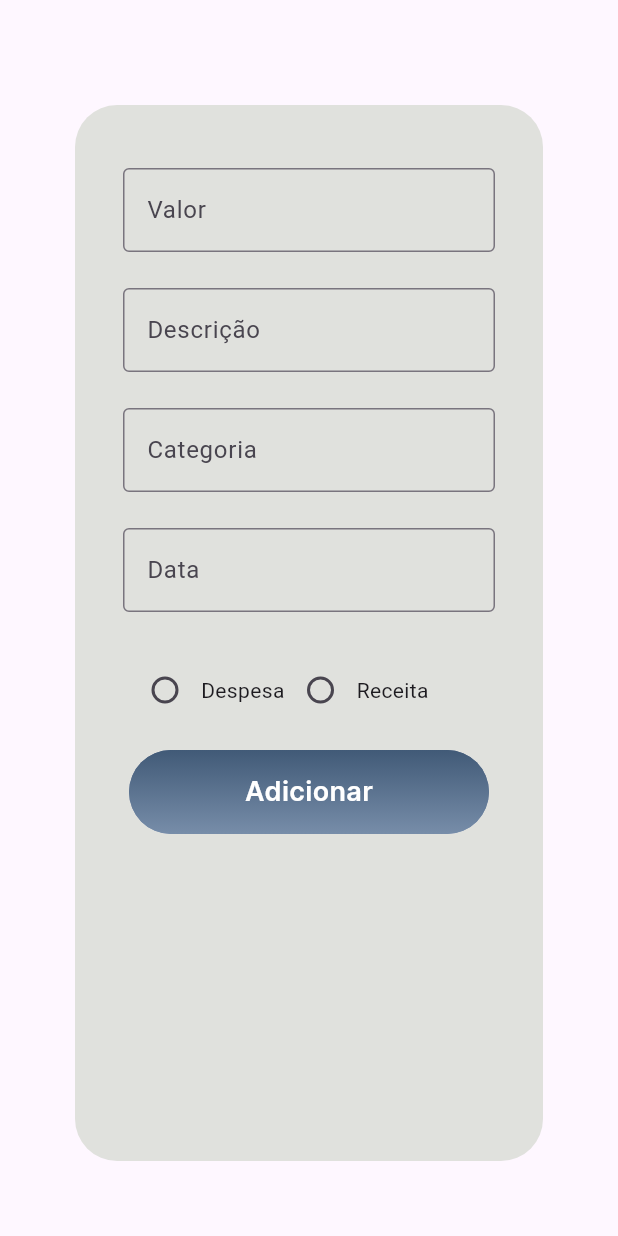
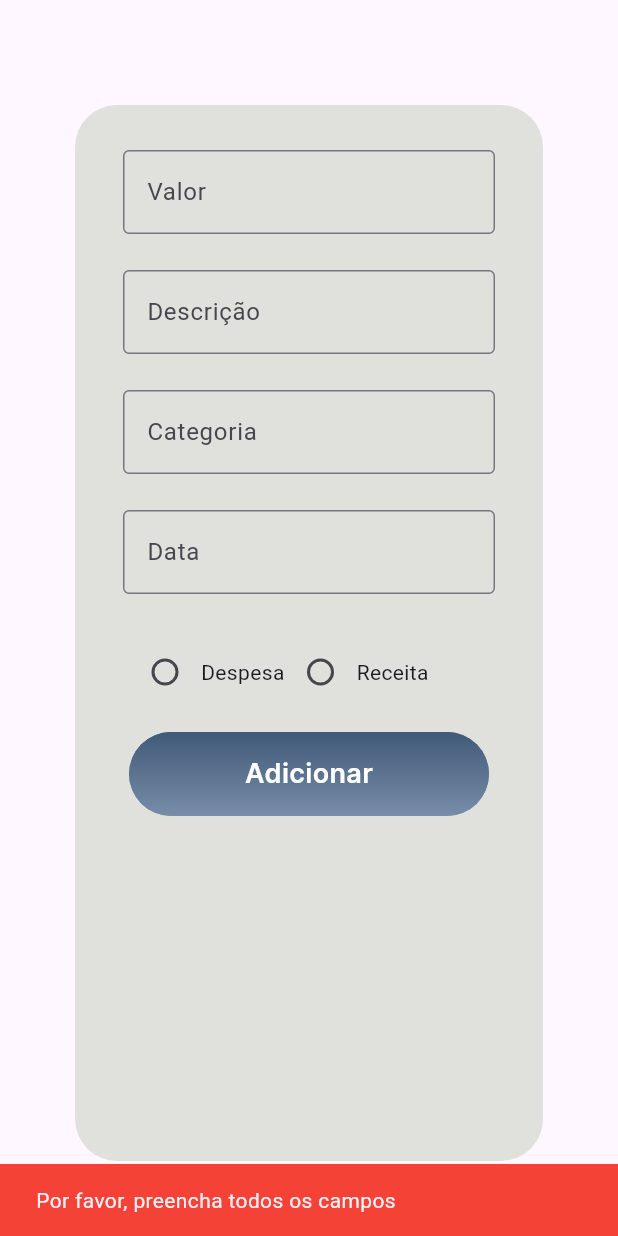
Before and after one commit to gustaf30/finance_app, a Flutter app: the NewTransactionForm widget shown alone on an empty page, opened directly, after a tap on "Adicionar", on a phone screen of 412 x 824 dp. Run offline on Flutter 3.47's test engine with Material 3 defaults, Android fonts, the phone set to English and light mode, and no system bars; missing offline and left inert: dart:ffi.

Commit message:
Variáveis e tratamento/feedback de erros

```diff
--- a/lib/app.dart
+++ b/lib/app.dart
@@ -1,8 +1,6 @@
 // ignore_for_file: prefer_const_constructors
-import 'package:finance_app/features/home/home_page.dart';
+import 'package:finance_app/features/onboarding/onboarding_page.dart';
 import 'package:flutter/material.dart';
-
-import 'features/sign_in/sign_in_page.dart';
 
 class App extends StatelessWidget {
   const App({super.key});
@@ -10,7 +8,7 @@ class App extends StatelessWidget {
   @override
   Widget build(BuildContext context) {
     return const MaterialApp(
-      home: HomePage(),
+      home: OnboardingPage(),
     );
   }
 }
--- a/lib/common/widgets/new_transacton_form.dart
+++ b/lib/common/widgets/new_transacton_form.dart
@@ -1,7 +1,6 @@
 import 'dart:developer';
-
+import 'package:finance_app/features/home/home_page.dart';
 import 'package:flutter/material.dart';
-
 import '../constants/app_colors.dart';
 import 'primary_button.dart';
 
@@ -13,11 +12,47 @@ class NewTransactionForm extends StatefulWidget {
 }
 
 class _NewTransactionFormState extends State<NewTransactionForm> {
+  late double _valor = 0.0;
   String? _transactionType;
   final _valueController = TextEditingController();
   final _descriptionController = TextEditingController();
   final _categoryController = TextEditingController();
   final _dateController = TextEditingController();
+
+  void _add() {
+    if (_valueController.text.isEmpty ||
+        _descriptionController.text.isEmpty ||
+        _categoryController.text.isEmpty ||
+        _dateController.text.isEmpty) {
+      ScaffoldMessenger.of(context).showSnackBar(
+        SnackBar(
+          content: Text('Por favor, preencha todos os campos'),
+          backgroundColor: Colors.red,
+        ),
+      );
+      return;
+    }
+    if (_transactionType == null) {
+      ScaffoldMessenger.of(context).showSnackBar(
+        SnackBar(
+          content: Text('Por favor, selecione o tipo de transação'),
+          backgroundColor: Colors.red,
+        ),
+      );
+      return;
+    } else {
+      ScaffoldMessenger.of(context).showSnackBar(
+        const SnackBar(
+          content: Text('Transação adicionada!'),
+          backgroundColor: AppColors.lightBlue1,
+        ),
+      );
+      Navigator.push(
+        context,
+        MaterialPageRoute(builder: (context) => const HomePage()),
+      );
+    }
+  }
 
   @override
   void dispose() {
@@ -45,15 +80,18 @@ class _NewTransactionFormState extends State<NewTransactionForm> {
               borderRadius: BorderRadius.all(Radius.circular(28)),
             ),
             margin: const EdgeInsets.only(
-              top: 30,
               left: 20,
               right: 20,
-              bottom: 75,
             ),
             child: Column(
               children: [
                 Padding(
-                  padding: const EdgeInsets.all(12.0),
+                  padding: const EdgeInsets.only(
+                    top: 30,
+                    left: 12,
+                    right: 12,
+                    bottom: 12,
+                  ),
                   child: TextFormField(
                     controller: _valueController,
                     keyboardType: TextInputType.number,
@@ -61,15 +99,6 @@ class _NewTransactionFormState extends State<NewTransactionForm> {
                       hintText: 'Valor',
                       border: OutlineInputBorder(),
                     ),
-                    validator: (value) {
-                      if (value == null || value.isEmpty) {
-                        return 'Informe um valor';
-                      }
-                      if (double.tryParse(value) == null) {
-                        return 'Informe um valor numérico';
-                      }
-                      return null;
-                    },
                   ),
                 ),
                 Padding(
@@ -128,7 +157,7 @@ class _NewTransactionFormState extends State<NewTransactionForm> {
                         groupValue: _transactionType,
                         onChanged: (value) {
                           setState(() {
-                            _transactionType = value as String?;
+                            _transactionType = value.toString();
                           });
                           log('Despesa selecionada');
                         },
@@ -139,7 +168,7 @@ class _NewTransactionFormState extends State<NewTransactionForm> {
                         groupValue: _transactionType,
                         onChanged: (value) {
                           setState(() {
-                            _transactionType = value as String?;
+                            _transactionType = value.toString();
                           });
                           log('Receita selecionada');
                         },
@@ -156,9 +185,7 @@ class _NewTransactionFormState extends State<NewTransactionForm> {
                   ),
                   child: PrimaryButton(
                     text: 'Adicionar',
-                    onPressed: () {
-                      log('Botão pressionado');
-                    },
+                    onPressed: _add,
                   ),
                 ),
               ],
--- a/lib/features/new_transaction/new_transaction_page.dart
+++ b/lib/features/new_transaction/new_transaction_page.dart
@@ -1,13 +1,12 @@
 import 'package:finance_app/common/constants/app_colors.dart';
 import 'package:finance_app/common/constants/app_text_styles.dart';
 import 'package:finance_app/common/widgets/new_transacton_form.dart';
-import 'package:finance_app/common/widgets/signup_form_box.dart';
 import 'package:finance_app/features/home/home_page.dart';
 import 'package:finance_app/features/profile/profile_page.dart';
 import 'package:flutter/material.dart';
 
 class NewTransactionPage extends StatefulWidget {
-  const NewTransactionPage({Key? key}) : super(key: key);
+  const NewTransactionPage({super.key});
 
   @override
   // ignore: library_private_types_in_public_api
--- a/lib/features/sign_in/password_recover_page.dart
+++ b/lib/features/sign_in/password_recover_page.dart
@@ -1,7 +1,6 @@
 import 'package:finance_app/common/constants/app_colors.dart';
 import 'package:finance_app/common/constants/app_text_styles.dart';
 import 'package:finance_app/common/widgets/primary_button.dart';
-import 'package:finance_app/features/profile/success_password_page.dart';
 import 'package:finance_app/features/sign_in/password_recover_success_page.dart';
 import 'package:flutter/material.dart';
 
--- a/lib/features/sign_in/password_recover_success_page.dart
+++ b/lib/features/sign_in/password_recover_success_page.dart
@@ -1,7 +1,6 @@
 import 'package:finance_app/common/constants/app_colors.dart';
 import 'package:finance_app/common/constants/app_text_styles.dart';
 import 'package:finance_app/common/widgets/primary_button.dart';
-import 'package:finance_app/features/profile/success_password_page.dart';
 import 'package:finance_app/features/sign_in/sign_in_page.dart';
 import 'package:flutter/material.dart';
 
```
Also changed, not shown: lib/common/widgets/signin_form_box.dart (+48 -25 lines), lib/common/widgets/signup_form_box.dart (+65 -17 lines), lib/features/onboarding/onboarding_page.dart (+35 -16 lines), lib/features/profile/change_name_page.dart (+30 -7 lines), lib/features/profile/change_password_page.dart (+42 -8 lines).
